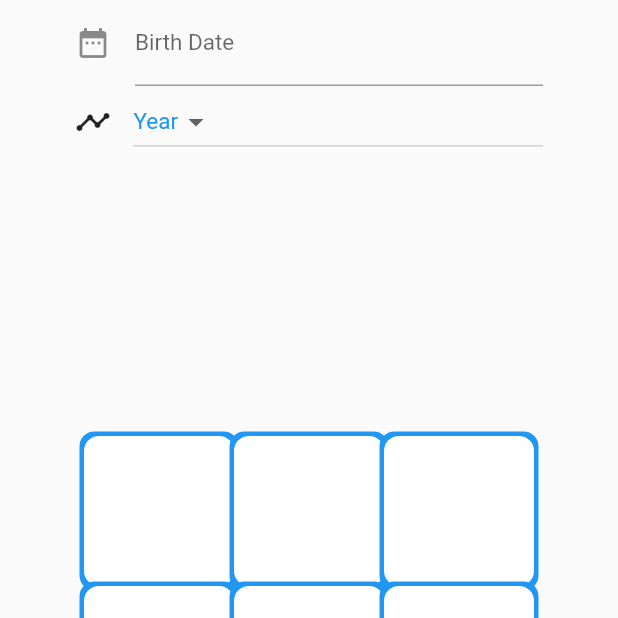
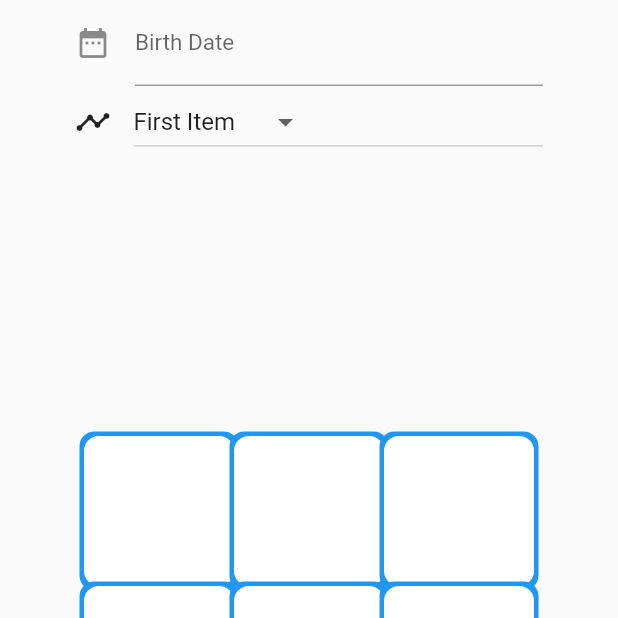
Before and after one commit to kritikarai1910/numero, a Flutter app: the screen it shows after launch, on a phone screen of 412 x 824 dp, the top half of it. Run offline on Flutter 3.47's test engine with Material 2 defaults, Android fonts, the phone set to English and light mode, and no system bars; drawn by our look-alikes of datetime_picker_formfield; missing offline and left inert: dart:html.

Commit message:
Fix dropdown

```diff
--- a/lib/main.dart
+++ b/lib/main.dart
@@ -19,13 +19,15 @@ class NumeroApp extends StatelessWidget {
       theme: ThemeData(
         primarySwatch: Colors.blue,
       ),
-      home: MyHomePage(title: 'Flutter Demo Home Page'),
+      //home: MyHomePage(title: 'Flutter Demo Home Page'),
+      home: MyHomePage(),
     );
   }
 }
 
 class MyHomePage extends StatefulWidget {
-  MyHomePage({Key key, this.title}) : super(key: key);
+  //MyHomePage({Key key, this.title}) : super(key: key);
+
 
   // This widget is the home page of your application. It is stateful, meaning
   // that it has a State object (defined below) that contains fields that affect
@@ -36,7 +38,7 @@ class MyHomePage extends StatefulWidget {
   // used by the build method of the State. Fields in a Widget subclass are
   // always marked "final".
 
-  final String title;
+  //final String title;
 
   @override
   _MyHomePageState createState() => _MyHomePageState();
@@ -130,7 +132,7 @@ class _MyHomePageState extends State<MyHomePage> {
     super.dispose();
   }
 
-  Row _buildFirstRow() {
+  Widget _buildFirstRow() {
     Widget rows = Row(
       mainAxisAlignment: MainAxisAlignment.spaceEvenly,
       children: [
@@ -177,7 +179,7 @@ class _MyHomePageState extends State<MyHomePage> {
     return rows;
   }
 
-  Row _buildSecondRow() {
+  Widget _buildSecondRow() {
     Widget rows = Row(
       mainAxisAlignment: MainAxisAlignment.spaceEvenly,
       children: [
@@ -225,7 +227,7 @@ class _MyHomePageState extends State<MyHomePage> {
     return rows;
   }
 
-  Row _buildThirdRow() {
+  Widget _buildThirdRow() {
     Widget rows = Row(
       mainAxisAlignment: MainAxisAlignment.spaceEvenly,
       children: [
@@ -273,16 +275,12 @@ class _MyHomePageState extends State<MyHomePage> {
     return rows;
   }
 
+  int _value = 1;
   @override
   Widget build(BuildContext context) {
     final formKey = GlobalKey<FormState>();
-    String dropdownValue = 'one';
-    // This method is rerun every time setState is called, for instance as done
-    // by the _incrementCounter method above.
-    //
-    // The Flutter framework has been optimized to make rerunning build methods
-    // fast, so that you can just rebuild anything that needs updating rather
-    // than having to individually change instances of widgets.
+
+
     return Scaffold(
       body: Column(
         children: [
@@ -346,28 +344,31 @@ class _MyHomePageState extends State<MyHomePage> {
                 width: 15,
               ),
               Expanded(
-                child: DropdownButton<String>(
-                  style: TextStyle(
-                    fontSize: 15,
-                    color: Colors.blue
-                  ),
-                  value: "one",
+                child: DropdownButton(
+                    value: _value,
                     items: [
                       DropdownMenuItem(
-                        child: Text("Year"),
-                        value: "one",
+                        child: Text("First Item"),
+                        value: 1,
                       ),
                       DropdownMenuItem(
-                        child: Text("two"),
-                        value: "two",
+                        child: Text("Second Item"),
+                        value: 2,
+                      ),
+                      DropdownMenuItem(
+                          child: Text("Third Item"),
+                          value: 3
+                      ),
+                      DropdownMenuItem(
+                          child: Text("Fourth Item"),
+                          value: 4
                       )
                     ],
-                    onChanged: (value) {
+                    onChanged: (int? value) {
                       setState(() {
-                        dropdownValue = value;
+                        _value = value!;
                       });
-                    }
-                ),
+                    }),
               ),
               Column(
                 children: [
--- a/pubspec.yaml
+++ b/pubspec.yaml
@@ -18,7 +18,7 @@ publish_to: 'none' # Remove this line if you wish to publish to pub.dev
 version: 1.0.0+1
 
 environment:
-  sdk: ">=2.9.0-8.0 <3.0.0"
+  sdk: '>=2.12.0 <3.0.0'
 
 dependencies:
   flutter:
```
